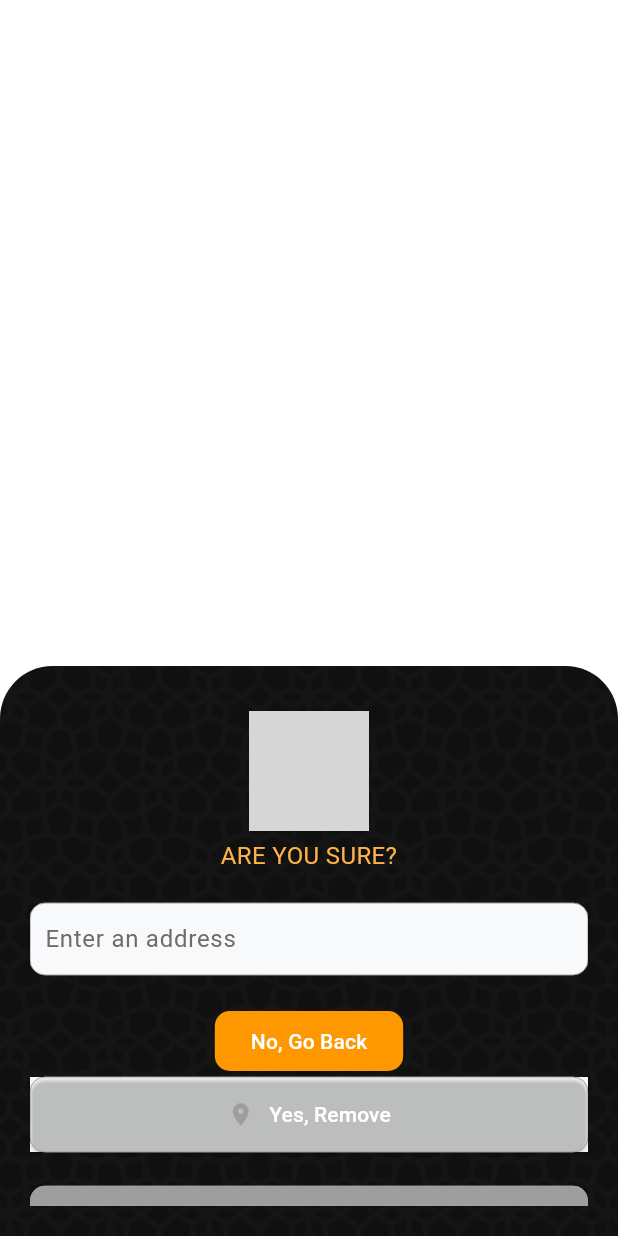
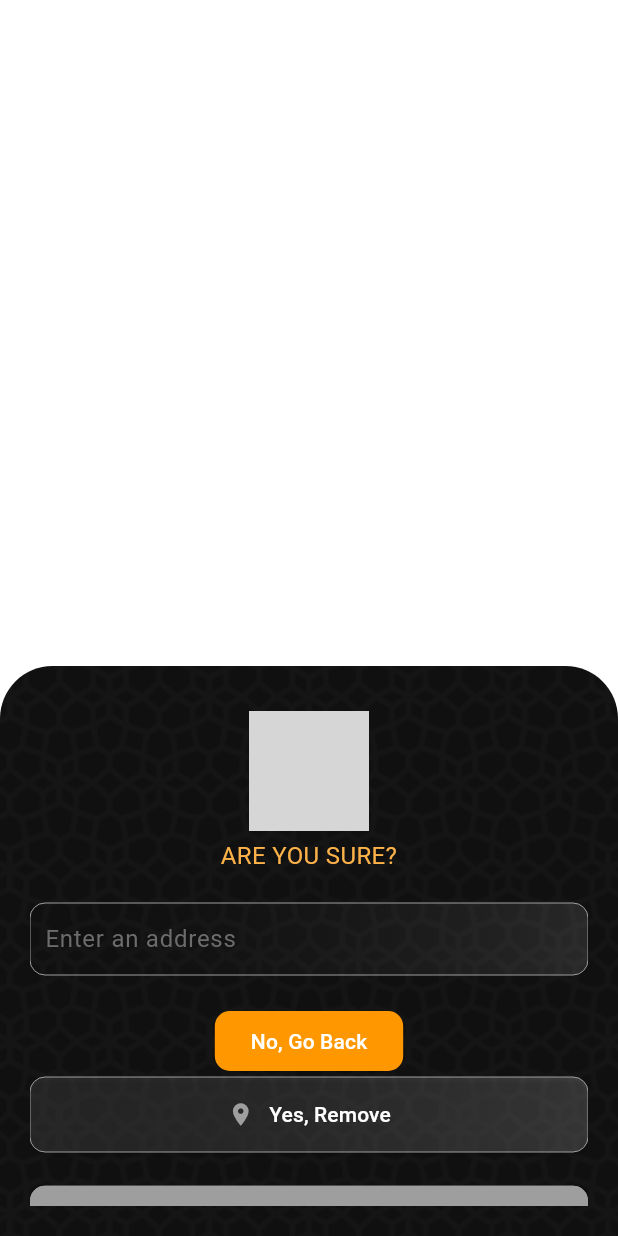
Before and after one commit to faireenazaidi/Namaz_Reminder, a Flutter app: the ConfirmationDialog screen opened directly with empty values, on a phone screen of 412 x 824 dp. Run offline on Flutter 3.47's test engine with Material 3 defaults, Android fonts, the phone set to English and light mode, and no system bars; drawn by our look-alikes of google_places_flutter; our stand-ins replace audioplayers, awesome_notifications, connectivity_plus, contacts_service, date_time_picker, double_back_to_close and 22 more; missing offline and left inert: background_fetch, custom_searchable_dropdown, flutter_background_service; accounts and stored records are empty; network calls fail; statements that could not run were skipped; project files that could hold a hidden picture were left out; grey boxes are pictures that could not be loaded.

Commit message:
faireena(wed)

```diff
--- a/lib/AppManager/dialogs.dart
+++ b/lib/AppManager/dialogs.dart
@@ -523,10 +523,10 @@ locationPlace(){
                               boxDecoration: BoxDecoration(
                                   gradient: LinearGradient(
                                     colors: customDrawerController.isDarkMode == false?
-                                    [AppColor.cardbg, AppColor.cardbg]:
+                                    [Colors.transparent, Colors.white10]:
                                     [Colors.transparent, Colors.white10],
-                                    begin: Alignment.centerRight,
-                                    end: Alignment.centerLeft,
+                                    begin: Alignment.centerLeft,
+                                    end: Alignment.centerRight,
 
                                   ),
                                 borderRadius: BorderRadius.circular(10),
@@ -604,12 +604,13 @@ locationPlace(){
                               Container(
                                 height: 50,
                                 decoration: BoxDecoration(
+                                  borderRadius: BorderRadius.circular(10),
                                     gradient: LinearGradient(
                                       colors: customDrawerController.isDarkMode == false?
-                                      [AppColor.cardbg, AppColor.cardbg]:
+                                      [Colors.transparent, Colors.white10]:
                                       [Colors.transparent, Colors.white10],
-                                      begin: Alignment.centerRight,
-                                      end: Alignment.centerLeft,
+                                      begin: Alignment.centerLeft,
+                                      end: Alignment.centerRight,
 
                                     )
                               ),
--- a/lib/DashBoard/dashboardView.dart
+++ b/lib/DashBoard/dashboardView.dart
@@ -426,7 +426,7 @@ class DashBoardView extends GetView<DashBoardController> {
                             ),
 
                           // Conditionally show the "Mark as Prayer" button
-                         controller.isPrayed?Text("",style: TextStyle(
+                         controller.isPrayed?const Text("",style: TextStyle(
                              color: AppColor.color,fontWeight: FontWeight.w600
                          ),):
                          Positioned(
@@ -447,7 +447,7 @@ class DashBoardView extends GetView<DashBoardController> {
                               return isBeforeNextPrayer
                                   ? const SizedBox.shrink() // Hide the button
                                   : InkWell(
-                                child:controller.isPrayed? Text("Prayed!",style: TextStyle(
+                                child:controller.isPrayed? const Text("Prayed!",style: TextStyle(
                                     color: AppColor.color,fontWeight: FontWeight.w600
                                 ),) :Text("Mark as Prayed", style: MyTextTheme.mustardN),
                                 onTap: () {
--- a/lib/Notification/notificationView.dart
+++ b/lib/Notification/notificationView.dart
@@ -69,7 +69,8 @@ class NotificationView extends  GetView<NotificationController> {
           ?  Column(
         children: [
           const SizedBox(height: 100,),
-          Image.asset("assets/notifi.gif",),
+        //  Image.asset("assets/notifi.gif",),
+          Image.asset("assets/notiBell.gif",),
           Text("No notifications yet",style: MyTextTheme.B.copyWith(color: Theme.of(context).textTheme.bodyLarge?.color ),),
           Text("Your notification will appear here\n once you received them.",
             style: MyTextTheme.mediumBCb.copyWith(color: Theme.of(context).textTheme.titleSmall?.color ),)
```
Also changed, not shown: lib/Drawer/drawerController.dart (+12 -1 lines), lib/Leaderboard/leaderboardView.dart (+10 -6 lines), lib/Missed Prayers/missed_prayers_view.dart (+15 -11 lines), lib/Profile/profileView.dart (+10 -10 lines), lib/Widget/text_theme.dart (+7 -0 lines), assets/notiBell.gif (added).
